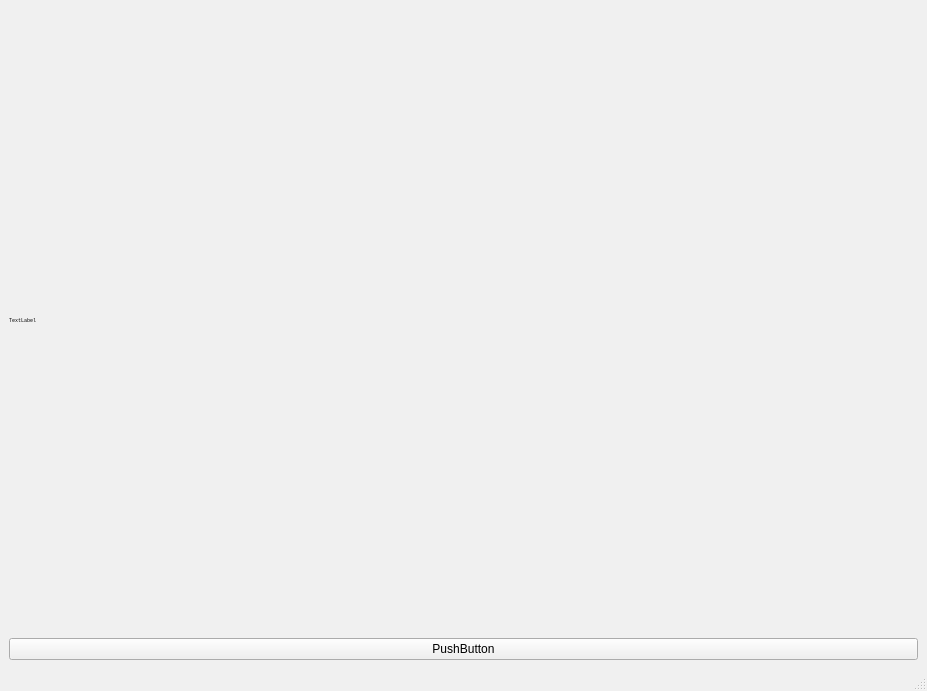
First picture: the form in mainwindow.ui, repository VladislavWaza/Asciinizer, before the edit.
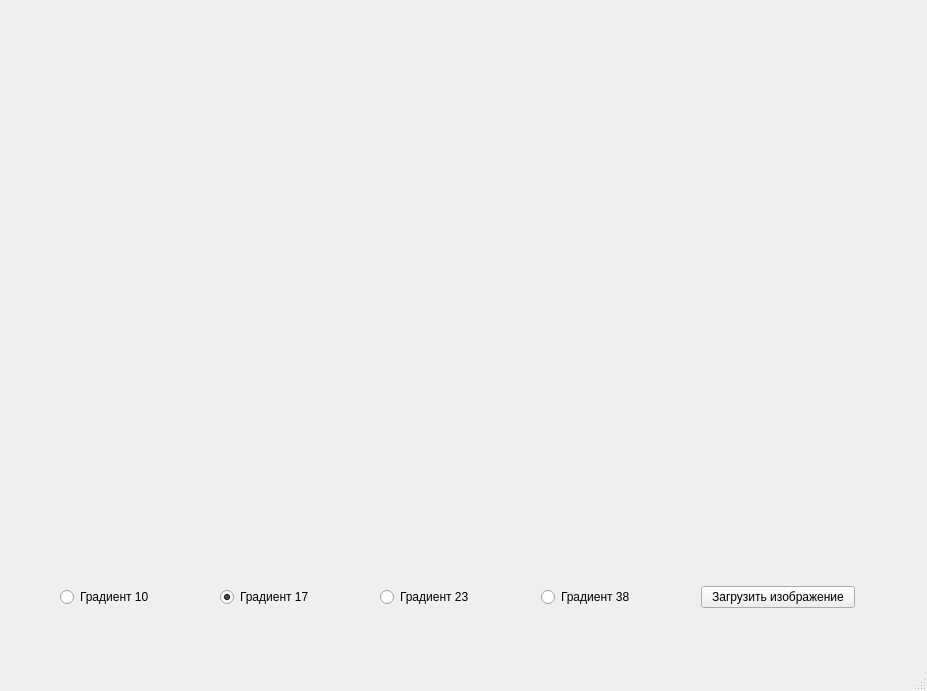
Second picture: the form after the edit.

```diff
--- a/mainwindow.ui
+++ b/mainwindow.ui
@@ -10,477 +10,82 @@
     <height>691</height>
    </rect>
   </property>
-  <property name="palette">
-   <palette>
-    <active>
-     <colorrole role="WindowText">
-      <brush brushstyle="SolidPattern">
-       <color alpha="255">
-        <red>255</red>
-        <green>255</green>
-        <blue>255</blue>
-       </color>
-      </brush>
-     </colorrole>
-     <colorrole role="Button">
-      <brush brushstyle="SolidPattern">
-       <color alpha="255">
-        <red>0</red>
-        <green>0</green>
-        <blue>0</blue>
-       </color>
-      </brush>
-     </colorrole>
-     <colorrole role="Light">
-      <brush brushstyle="SolidPattern">
-       <color alpha="255">
-        <red>0</red>
-        <green>0</green>
-        <blue>0</blue>
-       </color>
-      </brush>
-     </colorrole>
-     <colorrole role="Midlight">
-      <brush brushstyle="SolidPattern">
-       <color alpha="255">
-        <red>0</red>
-        <green>0</green>
-        <blue>0</blue>
-       </color>
-      </brush>
-     </colorrole>
-     <colorrole role="Dark">
-      <brush brushstyle="SolidPattern">
-       <color alpha="255">
-        <red>0</red>
-        <green>0</green>
-        <blue>0</blue>
-       </color>
-      </brush>
-     </colorrole>
-     <colorrole role="Mid">
-      <brush brushstyle="SolidPattern">
-       <color alpha="255">
-        <red>0</red>
-        <green>0</green>
-        <blue>0</blue>
-       </color>
-      </brush>
-     </colorrole>
-     <colorrole role="Text">
-      <brush brushstyle="SolidPattern">
-       <color alpha="255">
-        <red>255</red>
-        <green>255</green>
-        <blue>255</blue>
-       </color>
-      </brush>
-     </colorrole>
-     <colorrole role="BrightText">
-      <brush brushstyle="SolidPattern">
-       <color alpha="255">
-        <red>255</red>
-        <green>255</green>
-        <blue>255</blue>
-       </color>
-      </brush>
-     </colorrole>
-     <colorrole role="ButtonText">
-      <brush brushstyle="SolidPattern">
-       <color alpha="255">
-        <red>255</red>
-        <green>255</green>
-        <blue>255</blue>
-       </color>
-      </brush>
-     </colorrole>
-     <colorrole role="Base">
-      <brush brushstyle="SolidPattern">
-       <color alpha="255">
-        <red>0</red>
-        <green>0</green>
-        <blue>0</blue>
-       </color>
-      </brush>
-     </colorrole>
-     <colorrole role="Window">
-      <brush brushstyle="SolidPattern">
-       <color alpha="255">
-        <red>0</red>
-        <green>0</green>
-        <blue>0</blue>
-       </color>
-      </brush>
-     </colorrole>
-     <colorrole role="Shadow">
-      <brush brushstyle="SolidPattern">
-       <color alpha="255">
-        <red>0</red>
-        <green>0</green>
-        <blue>0</blue>
-       </color>
-      </brush>
-     </colorrole>
-     <colorrole role="AlternateBase">
-      <brush brushstyle="SolidPattern">
-       <color alpha="255">
-        <red>0</red>
-        <green>0</green>
-        <blue>0</blue>
-       </color>
-      </brush>
-     </colorrole>
-     <colorrole role="ToolTipBase">
-      <brush brushstyle="SolidPattern">
-       <color alpha="255">
-        <red>255</red>
-        <green>255</green>
-        <blue>220</blue>
-       </color>
-      </brush>
-     </colorrole>
-     <colorrole role="ToolTipText">
-      <brush brushstyle="SolidPattern">
-       <color alpha="255">
-        <red>0</red>
-        <green>0</green>
-        <blue>0</blue>
-       </color>
-      </brush>
-     </colorrole>
-     <colorrole role="PlaceholderText">
-      <brush brushstyle="SolidPattern">
-       <color alpha="127">
-        <red>255</red>
-        <green>255</green>
-        <blue>255</blue>
-       </color>
-      </brush>
-     </colorrole>
-    </active>
-    <inactive>
-     <colorrole role="WindowText">
-      <brush brushstyle="SolidPattern">
-       <color alpha="255">
-        <red>0</red>
-        <green>0</green>
-        <blue>0</blue>
-       </color>
-      </brush>
-     </colorrole>
-     <colorrole role="Button">
-      <brush brushstyle="SolidPattern">
-       <color alpha="255">
-        <red>240</red>
-        <green>240</green>
-        <blue>240</blue>
-       </color>
-      </brush>
-     </colorrole>
-     <colorrole role="Light">
-      <brush brushstyle="SolidPattern">
-       <color alpha="255">
-        <red>255</red>
-        <green>255</green>
-        <blue>255</blue>
-       </color>
-      </brush>
-     </colorrole>
-     <colorrole role="Midlight">
-      <brush brushstyle="SolidPattern">
-       <color alpha="255">
-        <red>227</red>
-        <green>227</green>
-        <blue>227</blue>
-       </color>
-      </brush>
-     </colorrole>
-     <colorrole role="Dark">
-      <brush brushstyle="SolidPattern">
-       <color alpha="255">
-        <red>160</red>
-        <green>160</green>
-        <blue>160</blue>
-       </color>
-      </brush>
-     </colorrole>
-     <colorrole role="Mid">
-      <brush brushstyle="SolidPattern">
-       <color alpha="255">
-        <red>160</red>
-        <green>160</green>
-        <blue>160</blue>
-       </color>
-      </brush>
-     </colorrole>
-     <colorrole role="Text">
-      <brush brushstyle="SolidPattern">
-       <color alpha="255">
-        <red>0</red>
-        <green>0</green>
-        <blue>0</blue>
-       </color>
-      </brush>
-     </colorrole>
-     <colorrole role="BrightText">
-      <brush brushstyle="SolidPattern">
-       <color alpha="255">
-        <red>255</red>
-        <green>255</green>
-        <blue>255</blue>
-       </color>
-      </brush>
-     </colorrole>
-     <colorrole role="ButtonText">
-      <brush brushstyle="SolidPattern">
-       <color alpha="255">
-        <red>0</red>
-        <green>0</green>
-        <blue>0</blue>
-       </color>
-      </brush>
-     </colorrole>
-     <colorrole role="Base">
-      <brush brushstyle="SolidPattern">
-       <color alpha="255">
-        <red>255</red>
-        <green>255</green>
-        <blue>255</blue>
-       </color>
-      </brush>
-     </colorrole>
-     <colorrole role="Window">
-      <brush brushstyle="SolidPattern">
-       <color alpha="255">
-        <red>240</red>
-        <green>240</green>
-        <blue>240</blue>
-       </color>
-      </brush>
-     </colorrole>
-     <colorrole role="Shadow">
-      <brush brushstyle="SolidPattern">
-       <color alpha="255">
-        <red>105</red>
-        <green>105</green>
-        <blue>105</blue>
-       </color>
-      </brush>
-     </colorrole>
-     <colorrole role="AlternateBase">
-      <brush brushstyle="SolidPattern">
-       <color alpha="255">
-        <red>245</red>
-        <green>245</green>
-        <blue>245</blue>
-       </color>
-      </brush>
-     </colorrole>
-     <colorrole role="ToolTipBase">
-      <brush brushstyle="SolidPattern">
-       <color alpha="255">
-        <red>255</red>
-        <green>255</green>
-        <blue>220</blue>
-       </color>
-      </brush>
-     </colorrole>
-     <colorrole role="ToolTipText">
-      <brush brushstyle="SolidPattern">
-       <color alpha="255">
-        <red>0</red>
-        <green>0</green>
-        <blue>0</blue>
-       </color>
-      </brush>
-     </colorrole>
-     <colorrole role="PlaceholderText">
-      <brush brushstyle="SolidPattern">
-       <color alpha="128">
-        <red>0</red>
-        <green>0</green>
-        <blue>0</blue>
-       </color>
-      </brush>
-     </colorrole>
-    </inactive>
-    <disabled>
-     <colorrole role="WindowText">
-      <brush brushstyle="SolidPattern">
-       <color alpha="255">
-        <red>255</red>
-        <green>255</green>
-        <blue>255</blue>
-       </color>
-      </brush>
-     </colorrole>
-     <colorrole role="Button">
-      <brush brushstyle="SolidPattern">
-       <color alpha="255">
-        <red>0</red>
-        <green>0</green>
-        <blue>0</blue>
-       </color>
-      </brush>
-     </colorrole>
-     <colorrole role="Light">
-      <brush brushstyle="SolidPattern">
-       <color alpha="255">
-        <red>0</red>
-        <green>0</green>
-        <blue>0</blue>
-       </color>
-      </brush>
-     </colorrole>
-     <colorrole role="Midlight">
-      <brush brushstyle="SolidPattern">
-       <color alpha="255">
-        <red>0</red>
-        <green>0</green>
-        <blue>0</blue>
-       </color>
-      </brush>
-     </colorrole>
-     <colorrole role="Dark">
-      <brush brushstyle="SolidPattern">
-       <color alpha="255">
-        <red>0</red>
-        <green>0</green>
-        <blue>0</blue>
-       </color>
-      </brush>
-     </colorrole>
-     <colorrole role="Mid">
-      <brush brushstyle="SolidPattern">
-       <color alpha="255">
-        <red>0</red>
-        <green>0</green>
-        <blue>0</blue>
-       </color>
-      </brush>
-     </colorrole>
-     <colorrole role="Text">
-      <brush brushstyle="SolidPattern">
-       <color alpha="255">
-        <red>255</red>
-        <green>255</green>
-        <blue>255</blue>
-       </color>
-      </brush>
-     </colorrole>
-     <colorrole role="BrightText">
-      <brush brushstyle="SolidPattern">
-       <color alpha="255">
-        <red>255</red>
-        <green>255</green>
-        <blue>255</blue>
-       </color>
-      </brush>
-     </colorrole>
-     <colorrole role="ButtonText">
-      <brush brushstyle="SolidPattern">
-       <color alpha="255">
-        <red>255</red>
-        <green>255</green>
-        <blue>255</blue>
-       </color>
-      </brush>
-     </colorrole>
-     <colorrole role="Base">
-      <brush brushstyle="SolidPattern">
-       <color alpha="255">
-        <red>0</red>
-        <green>0</green>
-        <blue>0</blue>
-       </color>
-      </brush>
-     </colorrole>
-     <colorrole role="Window">
-      <brush brushstyle="SolidPattern">
-       <color alpha="255">
-        <red>0</red>
-        <green>0</green>
-        <blue>0</blue>
-       </color>
-      </brush>
-     </colorrole>
-     <colorrole role="Shadow">
-      <brush brushstyle="SolidPattern">
-       <color alpha="255">
-        <red>0</red>
-        <green>0</green>
-        <blue>0</blue>
-       </color>
-      </brush>
-     </colorrole>
-     <colorrole role="AlternateBase">
-      <brush brushstyle="SolidPattern">
-       <color alpha="255">
-        <red>245</red>
-        <green>245</green>
-        <blue>245</blue>
-       </color>
-      </brush>
-     </colorrole>
-     <colorrole role="ToolTipBase">
-      <brush brushstyle="SolidPattern">
-       <color alpha="255">
-        <red>255</red>
-        <green>255</green>
-        <blue>220</blue>
-       </color>
-      </brush>
-     </colorrole>
-     <colorrole role="ToolTipText">
-      <brush brushstyle="SolidPattern">
-       <color alpha="255">
-        <red>0</red>
-        <green>0</green>
-        <blue>0</blue>
-       </color>
-      </brush>
-     </colorrole>
-     <colorrole role="PlaceholderText">
-      <brush brushstyle="SolidPattern">
-       <color alpha="128">
-        <red>0</red>
-        <green>0</green>
-        <blue>0</blue>
-       </color>
-      </brush>
-     </colorrole>
-    </disabled>
-   </palette>
-  </property>
   <property name="windowTitle">
    <string>MainWindow</string>
   </property>
   <widget class="QWidget" name="centralwidget">
-   <layout class="QVBoxLayout" name="verticalLayout">
-    <item>
-     <widget class="QLabel" name="label">
-      <property name="font">
-       <font>
-        <family>Consolas</family>
-        <pointsize>4</pointsize>
-       </font>
-      </property>
-      <property name="text">
-       <string>TextLabel</string>
-      </property>
-      <property name="wordWrap">
-       <bool>false</bool>
-      </property>
-     </widget>
-    </item>
-    <item>
-     <widget class="QPushButton" name="pushButton">
-      <property name="text">
-       <string>PushButton</string>
-      </property>
-     </widget>
-    </item>
-   </layout>
+   <widget class="QLabel" name="label">
+    <property name="geometry">
+     <rect>
+      <x>12</x>
+      <y>12</y>
+      <width>901</width>
+      <height>561</height>
+     </rect>
+    </property>
+    <property name="font">
+     <font>
+      <family>Consolas</family>
+      <pointsize>4</pointsize>
+     </font>
+    </property>
+    <property name="text">
+     <string/>
+    </property>
+    <property name="wordWrap">
+     <bool>false</bool>
+    </property>
+   </widget>
+   <widget class="QWidget" name="horizontalLayoutWidget">
+    <property name="geometry">
+     <rect>
+      <x>60</x>
+      <y>580</y>
+      <width>795</width>
+      <height>35</height>
+     </rect>
+    </property>
+    <layout class="QHBoxLayout" name="horizontalLayout">
+     <item>
+      <widget class="QRadioButton" name="gradient10">
+       <property name="text">
+        <string>Градиент 10</string>
+       </property>
+      </widget>
+     </item>
+     <item>
+      <widget class="QRadioButton" name="gradient17">
+       <property name="text">
+        <string>Градиент 17</string>
+       </property>
+       <property name="checked">
+        <bool>true</bool>
+       </property>
+      </widget>
+     </item>
+     <item>
+      <widget class="QRadioButton" name="gradient23">
+       <property name="text">
+        <string>Градиент 23</string>
+       </property>
+      </widget>
+     </item>
+     <item>
+      <widget class="QRadioButton" name="gradient38">
+       <property name="text">
+        <string>Градиент 38</string>
+       </property>
+      </widget>
+     </item>
+     <item>
+      <widget class="QPushButton" name="pushButton">
+       <property name="text">
+        <string>Загрузить изображение</string>
+       </property>
+      </widget>
+     </item>
+    </layout>
+   </widget>
   </widget>
   <widget class="QMenuBar" name="menubar">
    <property name="geometry">
```
